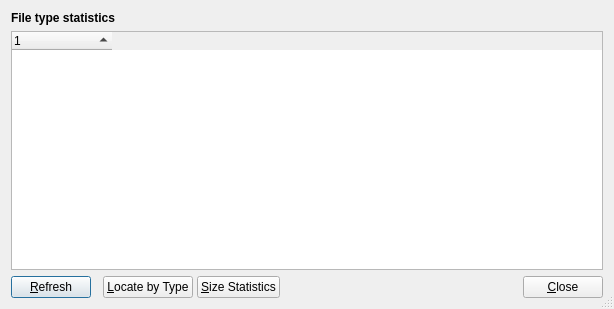
Above: src/file-type-stats-window.ui from Lithopsian/qdirstat before the change. Below: the same form after it.
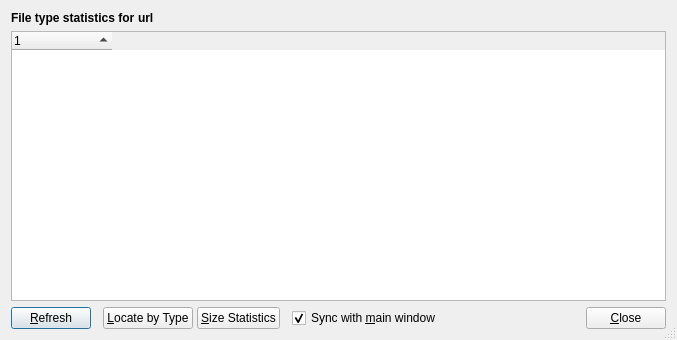
That is the form after the change. Icons and pictures are not drawn.

The edit to the form file:
```diff
--- a/src/file-type-stats-window.ui
+++ b/src/file-type-stats-window.ui
@@ -6,8 +6,8 @@
    <rect>
     <x>0</x>
     <y>0</y>
-    <width>614</width>
-    <height>309</height>
+    <width>677</width>
+    <height>340</height>
    </rect>
   </property>
   <property name="windowTitle">
@@ -18,6 +18,11 @@
   </property>
   <layout class="QVBoxLayout" name="verticalLayout">
    <item>
+    <layout class="QHBoxLayout" name="horizontalLayout_3" stretch="0,1">
+     <property name="spacing">
+      <number>0</number>
+     </property>
+     <item>
     <widget class="QLabel" name="heading">
      <property name="font">
       <font>
@@ -26,9 +31,24 @@
       </font>
      </property>
      <property name="text">
-      <string>File type statistics</string>
-     </property>
-    </widget>
+        <string>File type statistics for </string>
+       </property>
+      </widget>
+     </item>
+     <item>
+      <widget class="QLabel" name="headingUrl">
+       <property name="font">
+        <font>
+         <weight>75</weight>
+         <bold>true</bold>
+        </font>
+       </property>
+       <property name="text">
+        <string>url</string>
+       </property>
+      </widget>
+     </item>
+    </layout>
    </item>
    <item>
     <widget class="QTreeWidget" name="treeWidget">
@@ -49,7 +69,7 @@
     </widget>
    </item>
    <item>
-    <layout class="QHBoxLayout" name="horizontalLayout_2">
+    <layout class="QHBoxLayout" name="horizontalLayout_2" stretch="0,0,1,0">
      <property name="spacing">
       <number>12</number>
      </property>
@@ -85,17 +105,17 @@
       </layout>
      </item>
      <item>
-      <spacer name="horizontalSpacer">
-       <property name="orientation">
-        <enum>Qt::Horizontal</enum>
+      <widget class="QCheckBox" name="syncCheckBox">
+       <property name="toolTip">
+        <string>&lt;p style='white-space:pre'&gt;If checked: when a different directory is selected in the main&lt;br/&gt;window, the content of this window is automatically updated&lt;/p&gt;</string>
        </property>
-       <property name="sizeHint" stdset="0">
-        <size>
-         <width>0</width>
-         <height>0</height>
-        </size>
+       <property name="text">
+        <string>Sync with &amp;main window</string>
        </property>
-      </spacer>
+       <property name="checked">
+        <bool>true</bool>
+       </property>
+      </widget>
      </item>
      <item>
       <widget class="QPushButton" name="closeButton">
```
Left out of the diff: 9 changed lines with no effect on the pictures. Lines whose indentation alone changed are shown as unchanged.
